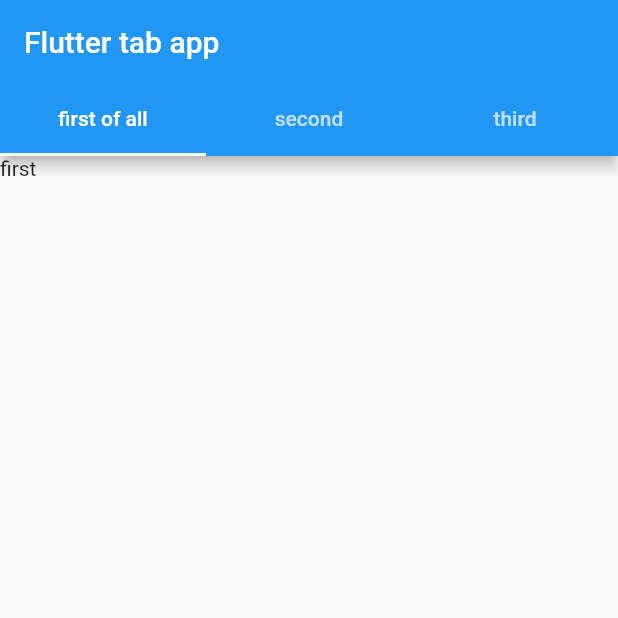
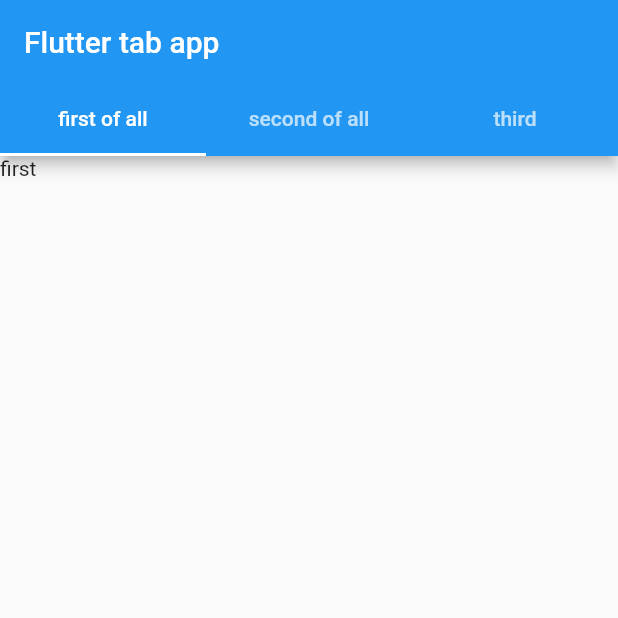
Before and after one commit to vertigo71/flutter_tabbar, a Flutter app: the screen it shows after launch, on a phone screen of 412 x 824 dp, the top half of it. Run offline on Flutter 3.47's test engine with Material 2 defaults, Android fonts, the phone set to English and light mode, and no system bars.

Commit message:
initial commit 3

```diff
--- a/lib/main.dart
+++ b/lib/main.dart
@@ -27,7 +27,7 @@
           bottom: TabBar(
             tabs: <Widget>[
               Tab(text: "first of all",),
-              Tab(text: "second",),
+              Tab(text: "second of all",),
               Tab(text: "third",),
             ],
           ),
```
